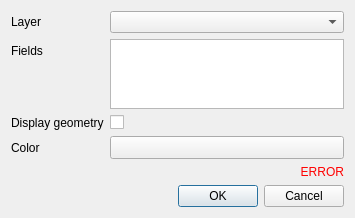
Before: the Qt Designer form lizmap/resources/ui/ui_form_tooltip.ui in 3liz/lizmap-plugin, drawn with Qt 5.
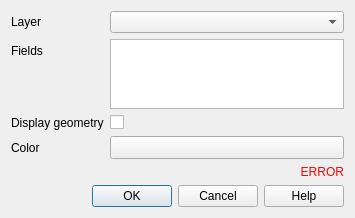
After: the same form once the commit is applied. Custom widgets are drawn as their Qt base class.

Commit message: UX - Add a link to the online help on each edition form

Diff of the .ui file:
```diff
--- a/lizmap/resources/ui/ui_form_tooltip.ui
+++ b/lizmap/resources/ui/ui_form_tooltip.ui
@@ -91,7 +91,7 @@
       <enum>Qt::Horizontal</enum>
      </property>
      <property name="standardButtons">
-      <set>QDialogButtonBox::Cancel|QDialogButtonBox::Ok</set>
+      <set>QDialogButtonBox::Help|QDialogButtonBox::Cancel|QDialogButtonBox::Ok</set>
      </property>
     </widget>
    </item>
```
The commit also changes 21 other files.
